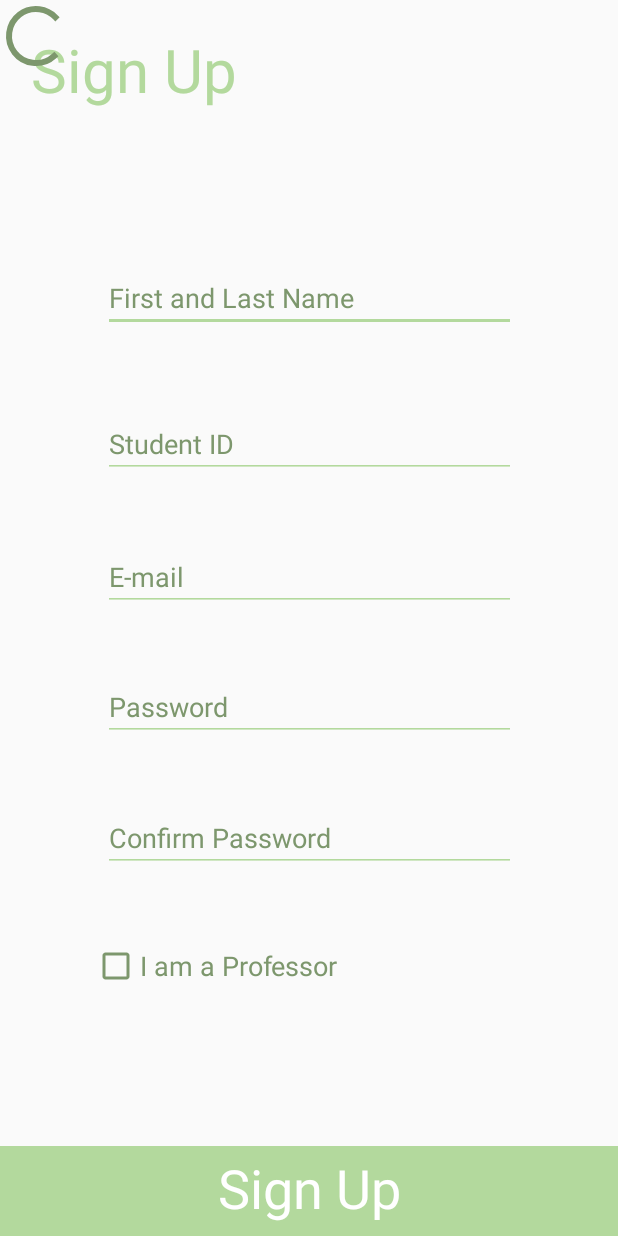
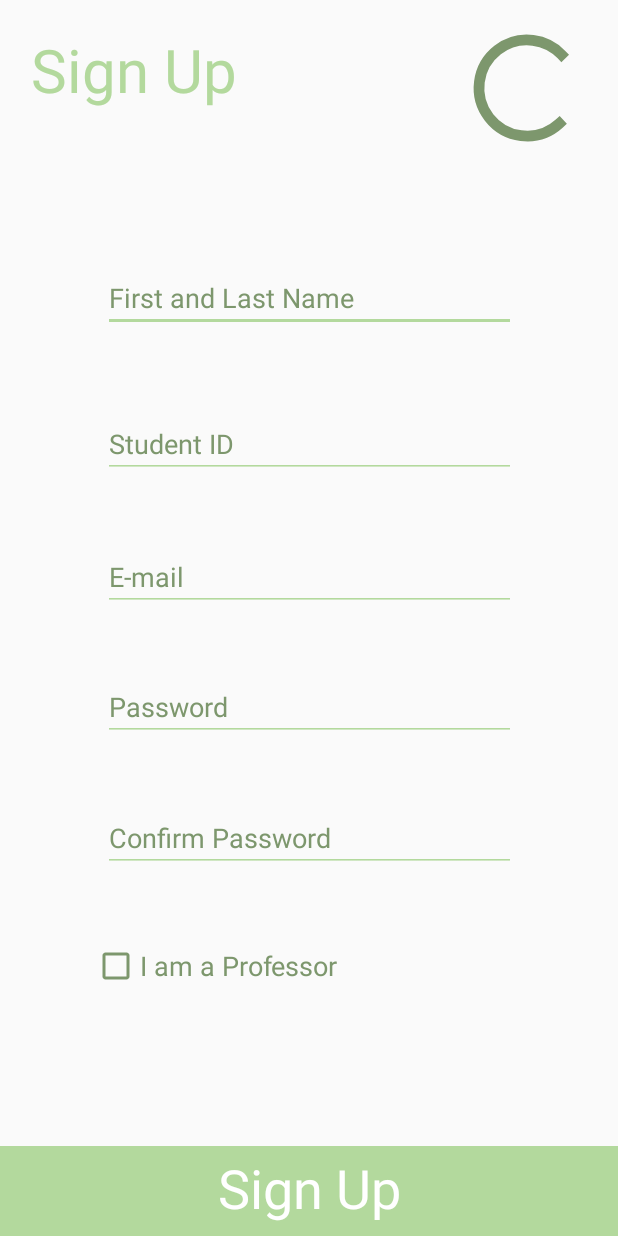
Before and after one commit to ksuhr1/CMPS115-Etendence, an Android app: the layout activity_sign_up.xml on its own in the app's theme, with its tools: preview values and no code run, on a phone screen of 412 x 824 dp. Run offline under Robolectric (Android 15) with nearby library versions, the phone set to English and light mode, and no system bars.

Commit message:
squashed all bugs in sign up page, still missing data logic

```diff
--- a/app/build.gradle
+++ b/app/build.gradle
@@ -27,7 +27,9 @@ dependencies {
     androidTestCompile('com.android.support.test.espresso:espresso-core:2.2.2', {
         exclude group: 'com.android.support', module: 'support-annotations'
     })
+
     compile 'com.android.support:appcompat-v7:26.+'
+    compile 'com.android.support:multidex:1.0.2'
     compile 'com.android.support.constraint:constraint-layout:1.0.2'
     testCompile 'junit:junit:4.12'
     //compile 'com.google.firebase:firebase-core:11.8.0'
--- a/app/src/main/res/layout/activity_sign_up.xml
+++ b/app/src/main/res/layout/activity_sign_up.xml
@@ -7,15 +7,17 @@
     <RelativeLayout
         android:layout_width="match_parent"
         android:layout_height="match_parent">
+
         <View
             android:id="@+id/myRectangleView"
-            android:layout_width="424dp"
+            android:layout_width="1000dp"
             android:layout_height="60dp"
+            android:layout_alignParentBottom="true"
             android:layout_marginTop="504dp"
             android:background="@drawable/buttonback"
-            android:layout_alignParentBottom="true"
             app:layout_constraintTop_toTopOf="parent"
             tools:layout_editor_absoluteX="-20dp" />
+
     </RelativeLayout>
     <TextView
         android:id="@+id/title"
@@ -188,10 +190,23 @@
         app:layout_constraintRight_toRightOf="parent"
         app:layout_constraintTop_toTopOf="parent"
         app:layout_constraintVertical_bias="0.799" />
+
     <ProgressBar
-        android:layout_width="wrap_content"
-        android:layout_height="wrap_content"
-        android:id="@+id/progressBar"/>
+        android:id="@+id/progressBar"
+        android:layout_width="89dp"
+        android:layout_height="85dp"
+        android:layout_alignParentEnd="true"
+        android:layout_alignParentRight="true"
+        android:layout_alignParentTop="true"
+        android:layout_marginEnd="16dp"
+        android:layout_marginTop="16dp"
+        android:progressTint="@color/colorPrimary"
+        app:layout_constraintBottom_toBottomOf="parent"
+        app:layout_constraintEnd_toEndOf="parent"
+        app:layout_constraintHorizontal_bias="1.0"
+        app:layout_constraintStart_toStartOf="parent"
+        app:layout_constraintTop_toTopOf="parent"
+        app:layout_constraintVertical_bias="0.0" />
 
 
 </android.support.constraint.ConstraintLayout>
```
Also changed, not shown: app/src/main/java/ucsc/ettendance/SignUp.java (+41 -9 lines).
